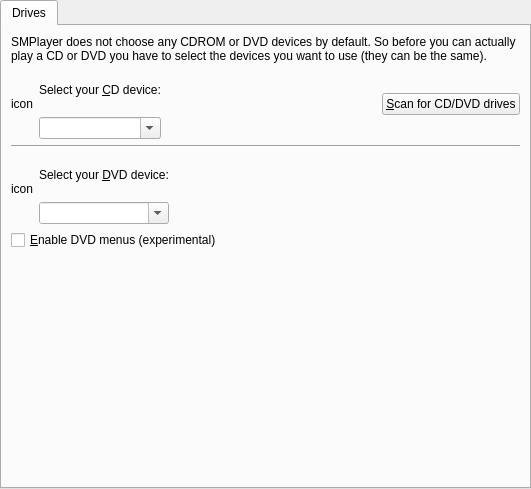
wilbert2000/wzplayer, file src/prefdrives.ui: the form before one commit.
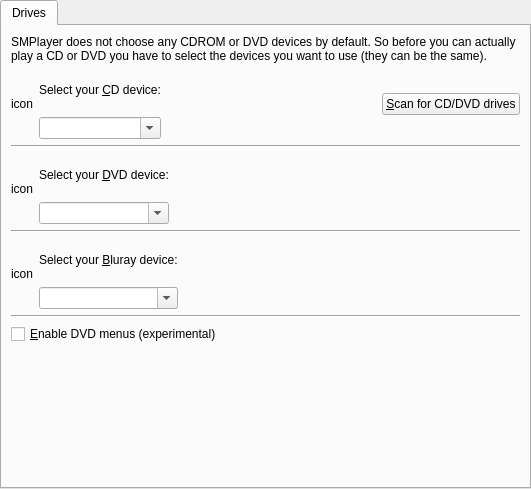
The form after the commit. Custom widgets are drawn as their Qt base class.

Commit message: Add an option in prefdrives to select the bluray device

What changed in the file:
```diff
--- a/src/prefdrives.ui
+++ b/src/prefdrives.ui
@@ -34,22 +34,7 @@
       <attribute name="title" >
        <string>Drives</string>
       </attribute>
-      <layout class="QVBoxLayout" >
-       <property name="spacing" >
-        <number>6</number>
-       </property>
-       <property name="leftMargin" >
-        <number>9</number>
-       </property>
-       <property name="topMargin" >
-        <number>9</number>
-       </property>
-       <property name="rightMargin" >
-        <number>9</number>
-       </property>
-       <property name="bottomMargin" >
-        <number>9</number>
-       </property>
+      <layout class="QVBoxLayout" name="verticalLayout">
        <item>
         <widget class="QLabel" name="textLabel2_5" >
          <property name="text" >
@@ -64,20 +49,11 @@
         </widget>
        </item>
        <item>
-        <layout class="QHBoxLayout" >
-         <property name="spacing" >
+        <layout class="QHBoxLayout">
+         <property name="spacing">
           <number>6</number>
          </property>
-         <property name="leftMargin" >
-          <number>0</number>
-         </property>
-         <property name="topMargin" >
-          <number>0</number>
-         </property>
-         <property name="rightMargin" >
-          <number>0</number>
-         </property>
-         <property name="bottomMargin" >
+         <property name="margin">
           <number>0</number>
          </property>
          <item>
@@ -91,8 +67,8 @@
           </widget>
          </item>
          <item>
-          <layout class="QVBoxLayout" >
-           <property name="spacing" >
+          <layout class="QVBoxLayout">
+           <property name="spacing">
             <number>6</number>
            </property>
            <property name="leftMargin" >
@@ -180,8 +156,8 @@
         </widget>
        </item>
        <item>
-        <layout class="QHBoxLayout" >
-         <property name="spacing" >
+        <layout class="QHBoxLayout">
+         <property name="spacing">
           <number>6</number>
          </property>
          <property name="leftMargin" >
@@ -207,20 +183,11 @@
           </widget>
          </item>
          <item>
-          <layout class="QVBoxLayout" >
-           <property name="spacing" >
+          <layout class="QVBoxLayout">
+           <property name="spacing">
             <number>6</number>
            </property>
-           <property name="leftMargin" >
-            <number>0</number>
-           </property>
-           <property name="topMargin" >
-            <number>0</number>
-           </property>
-           <property name="rightMargin" >
-            <number>0</number>
-           </property>
-           <property name="bottomMargin" >
+           <property name="margin">
             <number>0</number>
            </property>
            <item>
@@ -273,18 +240,107 @@
         </layout>
        </item>
        <item>
-        <widget class="QCheckBox" name="use_dvdnav_check" >
-         <property name="text" >
+        <widget class="Line" name="line">
+         <property name="orientation">
+          <enum>Qt::Horizontal</enum>
+         </property>
+        </widget>
+       </item>
+       <item>
+        <layout class="QHBoxLayout" name="_2">
+         <property name="spacing">
+          <number>6</number>
+         </property>
+         <property name="margin">
+          <number>0</number>
+         </property>
+         <item>
+          <widget class="QLabel" name="bluray_drive_icon">
+           <property name="text">
+            <string notr="true">icon</string>
+           </property>
+           <property name="wordWrap">
+            <bool>false</bool>
+           </property>
+          </widget>
+         </item>
+         <item>
+          <layout class="QVBoxLayout" name="_3">
+           <property name="spacing">
+            <number>6</number>
+           </property>
+           <property name="margin">
+            <number>0</number>
+           </property>
+           <item>
+            <widget class="QLabel" name="textLabel2_3">
+             <property name="text">
+              <string>Select your &amp;Bluray device:</string>
+             </property>
+             <property name="wordWrap">
+              <bool>false</bool>
+             </property>
+             <property name="buddy">
+              <cstring>dvd_device_combo</cstring>
+             </property>
+            </widget>
+           </item>
+           <item>
+            <widget class="MyComboBox" name="bluray_device_combo">
+             <property name="sizePolicy">
+              <sizepolicy hsizetype="Preferred" vsizetype="Fixed">
+               <horstretch>0</horstretch>
+               <verstretch>0</verstretch>
+              </sizepolicy>
+             </property>
+             <property name="editable">
+              <bool>true</bool>
+             </property>
+             <property name="duplicatesEnabled">
+              <bool>false</bool>
+             </property>
+            </widget>
+           </item>
+          </layout>
+         </item>
+         <item>
+          <spacer>
+           <property name="orientation">
+            <enum>Qt::Horizontal</enum>
+           </property>
+           <property name="sizeType">
+            <enum>QSizePolicy::Expanding</enum>
+           </property>
+           <property name="sizeHint" stdset="0">
+            <size>
+             <width>355</width>
+             <height>70</height>
+            </size>
+           </property>
+          </spacer>
+         </item>
+        </layout>
+       </item>
+       <item>
+        <widget class="Line" name="line_2">
+         <property name="orientation">
+          <enum>Qt::Horizontal</enum>
+         </property>
+        </widget>
+       </item>
+       <item>
+        <widget class="QCheckBox" name="use_dvdnav_check">
+         <property name="text">
           <string>&amp;Enable DVD menus (experimental)</string>
          </property>
         </widget>
        </item>
        <item>
         <spacer>
-         <property name="orientation" >
+         <property name="orientation">
           <enum>Qt::Vertical</enum>
          </property>
-         <property name="sizeHint" >
+         <property name="sizeHint" stdset="0">
           <size>
            <width>231</width>
            <height>171</height>
@@ -298,7 +354,7 @@
    </item>
   </layout>
  </widget>
- <layoutdefault spacing="6" margin="9" />
+ <layoutdefault spacing="6" margin="9"/>
  <customwidgets>
   <customwidget>
    <class>MyComboBox</class>
```
Left out of the diff: 147 changed lines with no effect on the pictures. The commit also changes 2 other files.
